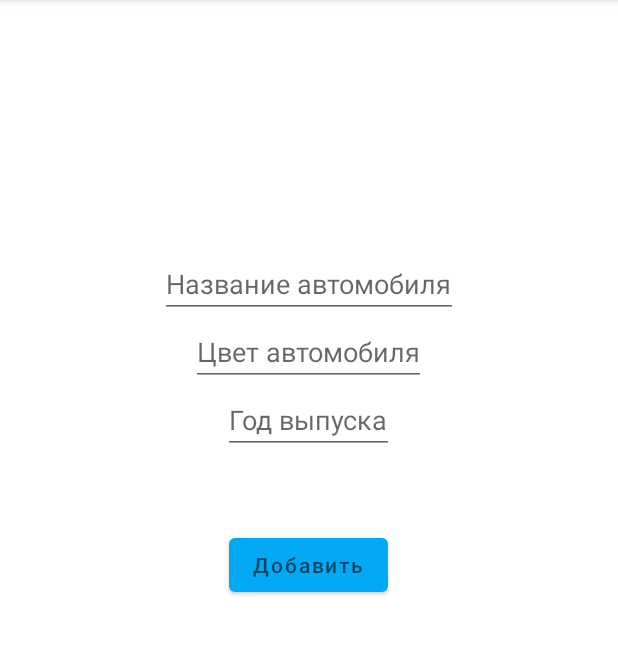
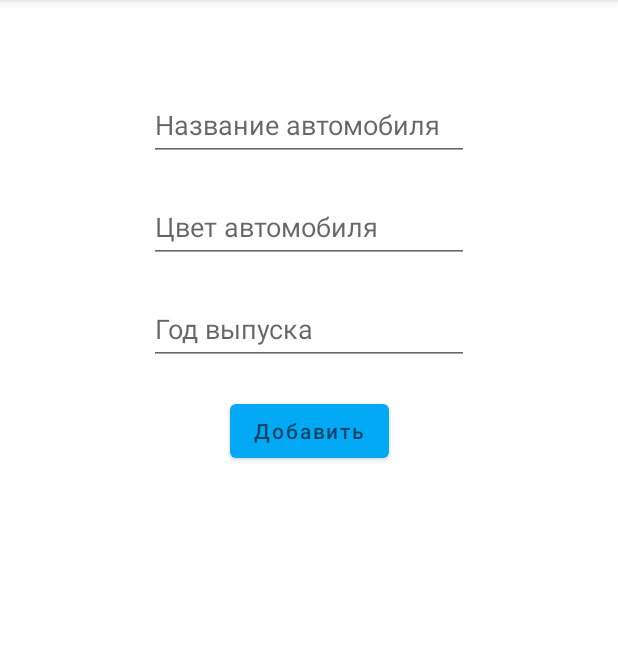
Before and after one commit to skvarovski/rs.android.task.4, an Android app: the screen it shows after launch (MainActivity), after a tap on "TODO", on a phone screen of 412 x 824 dp, the part 84-739 px from its top. Run offline under Robolectric (Android 15) with nearby library versions, the phone set to English and light mode, and no system bars; our stand-ins replace Room's generated code.

Commit message:
fix LiveData and string values

```diff
--- a/app/src/main/java/ru/lacars/cars/repository/Repository.kt
+++ b/app/src/main/java/ru/lacars/cars/repository/Repository.kt
@@ -32,7 +32,7 @@ class Repository(
 
 
     //fun getAll(): Flow<List<Car>> = dao.getAll()
-    fun getAll(): Flow<List<Car>> {
+    /*fun getAll(): Flow<List<Car>> {
         Log.d("TEST", "PreferenceDB Repo = $valueRoom")
 
         return when (valueRoom) {
@@ -47,7 +47,7 @@ class Repository(
             }
         }
 
-    }
+    }*/
 
 
     //suspend fun save(note: Car) = dao.add(note)
--- a/app/src/main/java/ru/lacars/cars/repository/RepositoryCursor.kt
+++ b/app/src/main/java/ru/lacars/cars/repository/RepositoryCursor.kt
@@ -1,5 +1,6 @@
 package ru.lacars.cars.repository
 
+import androidx.lifecycle.asFlow
 import kotlinx.coroutines.flow.Flow
 import kotlinx.coroutines.flow.flow
 import kotlinx.coroutines.runBlocking
@@ -15,13 +16,15 @@ class RepositoryCursor(
     private val carSQLiteOpenHelper: CarSQLiteOpenHelper by locateLazy()
 
 
-    override fun getAll(): Flow<List<Car>> =
+    override fun getAll(): Flow<List<Car>> = carSQLiteOpenHelper.getListOfTopics().asFlow()
+
+    /*=
                 runBlocking {
                     flow {
                         val list = carSQLiteOpenHelper.getListOfTopics()
                         emit(list)
                     }
-                }
+                }*/
 
 
     override suspend fun save(car: Car) = carSQLiteOpenHelper.saveCarCursor(car)
--- a/app/src/main/java/ru/lacars/cars/repository/cursor/CarSQLiteOpenHelper.kt
+++ b/app/src/main/java/ru/lacars/cars/repository/cursor/CarSQLiteOpenHelper.kt
@@ -72,7 +72,7 @@ class CarSQLiteOpenHelper(context: Context) : SQLiteOpenHelper(
         onCreate(db)
     }
 
-    suspend fun saveCarCursor(car: Car) {
+    fun saveCarCursor(car: Car) {
         val db = this.writableDatabase
         // Create a new map of values, where column names are the keys
         val values = ContentValues().apply {
@@ -80,23 +80,23 @@ class CarSQLiteOpenHelper(context: Context) : SQLiteOpenHelper(
             put(COLUMN_COLOR, car.color)
             put(COLUMN_YEAR, car.year)
         }
-        getListOfTopics()
+
         Log.d("TEST","SAVE item SQL")
 
         // Insert the new row, returning the primary key value of the new row
         db?.insert(TABLE_NAME, null, values)
-
+        getListOfTopics()
     }
 
-    suspend fun deleteCarCursor(car: Car) {
+    fun deleteCarCursor(car: Car) {
 
         val whereId : Array<String> = arrayOf(car.id.toString())
 
-        getListOfTopics()
+
         this.writableDatabase.delete(TABLE_NAME,"$COLUMN_ID = ?",whereId)
 
         Log.d("TEST","Delete Item SQL")
-
+        getListOfTopics()
     }
 
     private fun getCursorWithTopics(): Cursor {
@@ -106,7 +106,7 @@ class CarSQLiteOpenHelper(context: Context) : SQLiteOpenHelper(
 
 
 
-    fun getListOfTopics(): List<Car> {
+    fun getListOfTopics(): LiveData<List<Car>> {
         val listOfCars = mutableListOf<Car>()
         getCursorWithTopics().use { cursor ->
             try {
@@ -116,10 +116,10 @@ class CarSQLiteOpenHelper(context: Context) : SQLiteOpenHelper(
                         val name = cursor.getString(cursor.getColumnIndex(COLUMN_NAME))
                         val color = cursor.getString(cursor.getColumnIndex(COLUMN_COLOR))
                         val year = cursor.getInt(cursor.getColumnIndex(COLUMN_YEAR))
-                        listOfCars.add(Car(id,name,color,year))
+                        listOfCars.add(Car(name,color,year,id))
                     } while (cursor.moveToNext())
                 } else {
-                    listOfCars
+                    (carLiveData as MutableLiveData).value = listOfCars
 
                 }
 
@@ -130,7 +130,8 @@ class CarSQLiteOpenHelper(context: Context) : SQLiteOpenHelper(
                 cursor.close()
             }
         }
+        (carLiveData as MutableLiveData).value = listOfCars
 
-        return listOfCars
+        return carLiveData
     }
 }
--- a/app/src/main/java/ru/lacars/cars/repository/room/Car.kt
+++ b/app/src/main/java/ru/lacars/cars/repository/room/Car.kt
@@ -2,18 +2,23 @@ package ru.lacars.cars.repository.room
 
 import androidx.annotation.Keep
 import androidx.annotation.NonNull
+import androidx.room.ColumnInfo
 import androidx.room.Entity
 import androidx.room.PrimaryKey
+import org.jetbrains.annotations.NotNull
 
-@Keep
+
 @Entity(tableName = "cars")
 data class Car(
+    @NotNull
+    @ColumnInfo(name = "name")
+    val name: String,
+    @NotNull
+    @ColumnInfo(name = "color")
+    val color: String,
+    @NonNull
+    @ColumnInfo(name = "year")
+    val year: Int,
     @PrimaryKey(autoGenerate = true)
     val id: Int = 0,
-    @NonNull
-    val name: String,
-    @NonNull
-    val color: String,
-    @NonNull
-    val year: Int
 )
--- a/app/src/main/java/ru/lacars/cars/ui/add/AddFragment.kt
+++ b/app/src/main/java/ru/lacars/cars/ui/add/AddFragment.kt
@@ -60,7 +60,7 @@ class AddFragment : Fragment() {
         val color = binding.colorEditText.text.toString().takeIf { it.isNotBlank() } ?: return
         val year = binding.yearEditText.text.toString().toIntOrNull() ?: return
         //уносим всю логику в главный viewModel
-        mainViewModel.save(Car(0,name,color,year))
+        mainViewModel.save(Car(name,color,year,0))
 
 
     }
--- a/app/src/main/res/layout/add_fragment.xml
+++ b/app/src/main/res/layout/add_fragment.xml
@@ -1,45 +1,81 @@
 <?xml version="1.0" encoding="utf-8"?>
-<LinearLayout
-    xmlns:android="http://schemas.android.com/apk/res/android"
+<androidx.constraintlayout.widget.ConstraintLayout xmlns:android="http://schemas.android.com/apk/res/android"
+    xmlns:app="http://schemas.android.com/apk/res-auto"
+    xmlns:tools="http://schemas.android.com/tools"
     android:layout_width="match_parent"
     android:layout_height="match_parent"
-    android:orientation="vertical"
-    android:gravity="center"
-    >
+    tools:context=".ui.add.AddFragment">
 
 
     <EditText
         android:id="@+id/nameEditText"
         android:layout_width="wrap_content"
         android:layout_height="wrap_content"
+        android:layout_margin="10dp"
+        android:ems="10"
+        android:hint="@string/add_edit_text"
         android:inputType="text"
-            android:hint="Название автомобиля"/>
-
+        android:minHeight="48dp"
+        app:layout_constraintBottom_toTopOf="@+id/colorEditText"
+        app:layout_constraintEnd_toEndOf="parent"
+        app:layout_constraintHorizontal_bias="0.5"
+        app:layout_constraintStart_toStartOf="parent"
+        app:layout_constraintTop_toTopOf="parent"
+        app:layout_constraintVertical_bias="0.1"
+        app:layout_constraintVertical_chainStyle="packed" />
 
     <EditText
         android:id="@+id/colorEditText"
-            android:hint="Цвет автомобиля"
+        android:layout_width="wrap_content"
+        android:layout_height="wrap_content"
+        android:layout_margin="10dp"
+        android:ems="10"
+        android:hint="@string/add_color_text"
         android:inputType="text"
-            android:layout_width="wrap_content"
-            android:layout_height="wrap_content"/>
+        android:maxLength="5"
+        android:minHeight="48dp"
+        app:layout_constraintBottom_toTopOf="@+id/yearEditText"
+        app:layout_constraintEnd_toEndOf="parent"
+        app:layout_constraintHorizontal_bias="0.5"
+        app:layout_constraintStart_toStartOf="parent"
+        app:layout_constraintTop_toBottomOf="@+id/nameEditText"
+
+        />
 
     <EditText
         android:id="@+id/yearEditText"
-            android:hint="Год выпуска"
+        android:layout_width="wrap_content"
+        android:layout_height="wrap_content"
+        android:layout_margin="10dp"
+        android:ems="10"
+        android:hint="@string/add_year_text"
         android:inputType="number"
-            android:layout_width="wrap_content"
-            android:layout_height="wrap_content"/>
+        android:minHeight="48dp"
+        app:layout_constraintBottom_toTopOf="@+id/addButton"
+        app:layout_constraintEnd_toEndOf="parent"
+        app:layout_constraintHorizontal_bias="0.5"
+        app:layout_constraintStart_toStartOf="parent"
+        app:layout_constraintTop_toBottomOf="@+id/colorEditText"
+
+        />
 
 
     <Button
         android:id="@+id/addButton"
-        android:hint="Добавить"
-        android:gravity="center"
         android:layout_width="wrap_content"
         android:layout_height="wrap_content"
+        android:layout_margin="10dp"
         android:layout_marginTop="50dp"
         android:layout_marginBottom="200dp"
+        android:gravity="center"
+        android:hint="@string/add_button_text"
+        app:layout_constraintBottom_toBottomOf="parent"
+        app:layout_constraintEnd_toEndOf="parent"
+        app:layout_constraintStart_toStartOf="parent"
+        app:layout_constraintTop_toBottomOf="@+id/yearEditText"
+
+
         />
 
 
-</LinearLayout>
+</androidx.constraintlayout.widget.ConstraintLayout>
--- a/app/src/main/res/values/strings.xml
+++ b/app/src/main/res/values/strings.xml
@@ -6,4 +6,8 @@
     <string name="toolbar_button_filter">Filter</string>
     <string name="pref_sort">pref_sort_by_type</string>
     <string name="pref_room">pref_room_key</string>
+    <string name="add_edit_text">Название автомобиля</string>
+    <string name="add_color_text">Цвет автомобиля</string>
+    <string name="add_year_text">Год выпуска</string>
+    <string name="add_button_text">Добавить</string>
 </resources>
```
Also changed, not shown: 1 other file. Lines whose indentation alone changed are shown as unchanged.
